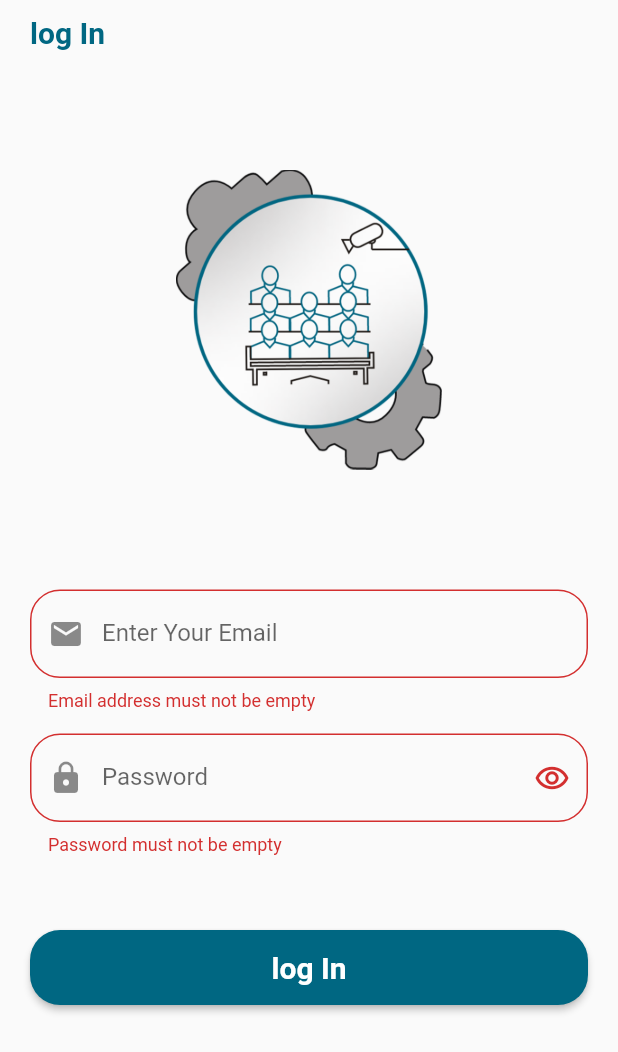
After one commit to AutomatedApp/tablet_design, a Flutter app: the screen it shows after launch, after a tap on "log In", on a phone screen of 412 x 824 dp. The commit adds this screen. Shown: the top 1052 px of the screen. Run offline on Flutter 3.47's test engine with Material 2 defaults, Android fonts, the phone set to English and light mode, and no system bars; our stand-ins replace avatar_glow, firebase_auth, firebase_core, fluttertoast, get, shared_preferences and 2 more; missing offline and left inert: ssh2; accounts and stored records are empty; network calls fail; Roboto replaces fonts that are missing (Microsoft PhagsPa).

Commit message:
first commit

```diff
--- a/lib/Record_page.dart
+++ b/lib/Record_page.dart
@@ -10,6 +10,7 @@ import 'package:tablet_design/home_page.dart';
 
 
 class record extends StatefulWidget {
+  static final ROUTE='video';
   const record( {Key? key}) : super(key: key);
   @override
   State<record> createState() => _recordState();
--- /dev/null
+++ b/lib/core/Route/RoutePath.dart
@@ -0,0 +1,13 @@
+import 'package:flutter/cupertino.dart';
+import 'package:tablet_design/home_page.dart';
+import 'package:tablet_design/login_screen/login_screen.dart';
+import 'package:tablet_design/splash_screen/splash_screen.dart';
+import 'package:tablet_design/Record_page.dart';
+
+Map<String,WidgetBuilder> routes={
+  SplshScreen.ROUTE:(c)=>SplshScreen(),
+  HomePage.ROUTE:(c)=>HomePage(),
+  HomePage.ROUTE:(c)=>HomePage(),
+  LoginScreen.ROUTE:(c)=>LoginScreen(),
+  record.ROUTE:(c)=>record(),
+};
--- /dev/null
+++ b/lib/core/local/app_local.dart
@@ -0,0 +1,105 @@
+import 'package:get/get_navigation/get_navigation.dart';
+class MyLocale implements Translations {
+  @override
+  Map<String, Map<String, String>> get keys => {
+    "ar": {
+      'wron password':'كلمه مرور خاطئ',
+      'Reset':'اعاده تعيين',
+      'Email address must not be empty':'لا يجب ان يكون عنوان البريد فارغا',
+      'Please Enter The Correct Email':'الرجاء ادخال البريد الاكترونى الصحيح',
+      'user not found':'لم يتم العثور على المستخدم',
+      'Log In':'تسجيل الدخول',
+      'Add Task':'اضافه مهمه',
+      'Enter Your Email':'ادخل بريدك الاكترونى',
+      'Password':'كلمه المرور',
+      'Forget Your Password?':'نسيت كلمه المرور؟',
+      'Record':'تسجيل',
+      'Upload':'رفع',
+      'Attandance':'الحضور',
+      'Control':'التحكم',
+      'Notify':'تنبيه',
+      'Quiz':'اختبار',
+      'Home':'الرئيسيه',
+      'Statistics':'احصائيات',
+      'ToDo':'المهام',
+      'Settings':'الاعدادات',
+      'Browse Files':'اختيار ملف',
+      'Send':'ارسل',
+      'Upload File':' رفع ملف',
+      'Start': 'ابدأ',
+      'Tasks':'المهام',
+      'New task':'مهمه جديده',
+      'Add':'اضافه',
+      'Notify Students':'تنبيه الطلبه',
+      "language":"اللغة",
+      "About App":"حول",
+      "Notification":"اشعار",
+      'Account':'حسابي',
+      'Change Photo':'تغيير الصوره',
+      "Change Password":"تغيير كلمه السر",
+      'Proffessor':'دكتور',
+      'Email':'بريد الكترونى',
+      'Edit':'تعديل',
+      'Name':'الاسم',
+      "Save":"حفظ",
+      'Do you have a sudden emergancy?':'هل لديك حاله طوارئ مفاجئه ؟',
+      'Dont worry ,Now you can notify your students':'لا تقلق يمكنك اخطار طلابك',
+      "What news you want to share?":"ما الاخبار التى تريد ان ترسلها ؟",
+      'Confirm Password':'تأكيد كلمه المرور',
+      'New Password':'كلمه مرور جديدة',
+      'Current Password':'كلمه مرور الحالية',
+      'Password must not be empty':'يجب ألا تكون كلمه المرور فارغه',
+      'projector':'العرض',
+    },
+    "en": {
+          'projector':'projector',
+          'Confirm Password':'Confirm Password',
+          'New Password':'New Password',
+          'Current Password':'Current Password',
+          'Password must not be empty':'Password must not be empty',
+          'Change Photo':'Change Photo',
+          "Change Password":"Change Password",
+          'Proffessor':'Proffessor',
+          'Email':'Email',
+          'Edit':'Edit',
+          'Name':'Name',
+          "Save":"Save",
+          'Do you have a sudden emergancy?':'Do you have a sudden emergancy?',
+          'Dont worry ,Now you can notify your students':'Dont worry ,Now you can notify your students',
+          "What news you want to share?":"What news you want to share?",
+          "language":"language",
+          "About App":"About App",
+          "Notification":"Notification",
+          'Account':'Account',
+          'Notify Students':'Notify Students',
+          'wron password':'wron password',
+          'Reset':'Reset',
+          'Email address must not be empty':'Email address must not be empty',
+          'Please Enter The Correct Email':'Please Enter The Correct Email',
+          'user not found':'user not found',
+          'Add':'Add',
+          'Log In':'log In',
+          'New task':'New task',
+          'Add Task':'Add Task',
+          'Enter Your Email':'Enter Your Email',
+          'Password':'Password',
+          'Forget Your Password?':'Forget Your Password?',
+          'Record':'Record',
+          'Upload':'UpLoad',
+          'Attandance':'Attandance',
+          'Control':'Control',
+          'Notify':'Notify',
+          'Quiz':'Quiz',
+          'Home':'Home',
+          'Statistics':'Statistics',
+          'ToDo':'ToDo',
+          'Settings':'Settings',
+          'Browse Files':'Browse Files',
+          'Send':'Send',
+          'Upload File':'Upload File',
+          'Start': 'Start',
+          ' Tasks':'Tasks',
+
+    },
+  };
+}
--- /dev/null
+++ b/lib/core/local/local_controller.dart
@@ -0,0 +1,12 @@
+import 'package:flutter/cupertino.dart';
+import 'package:get/get.dart';
+import 'package:tablet_design/core/network/local_network.dart';
+
+class MyLocaleController extends GetxController {
+  Locale initialLang = cashNetwork.getCashData(key: "curruntLang")=="ar"?Locale("ar"):Locale("en");
+  void changeLang(String codeLang) {
+    Locale locale = Locale(codeLang);
+    cashNetwork.insertToCash( key: "curruntLang",value: codeLang);
+    Get.updateLocale(locale);
+  }
+}
--- /dev/null
+++ b/lib/core/network/local_network.dart
@@ -0,0 +1,24 @@
+import 'package:shared_preferences/shared_preferences.dart';
+
+class cashNetwork{
+  static late SharedPreferences sharedpref;
+  static cashInitialization()async{
+    sharedpref = await SharedPreferences.getInstance();
+  }
+
+  static Future<bool> insertToCash({required String key,required String value})async{
+    return await sharedpref.setString(key, value);
+  }
+  static Future<bool> insertToCashboll({required String key,required bool value})async{
+    return await sharedpref.setBool(key, value);
+  }
+  static String getCashData({required String key}){
+    return sharedpref.getString(key) ?? "";
+  }
+  static bool getCashDataboll({required String key}){
+    return sharedpref.getBool(key)?? true;
+  }
+  static Future<bool> removeFromCash({required String key})async{
+    return await sharedpref.remove(key);
+  }
+}
--- a/lib/core/utils/app_strings.dart
+++ b/lib/core/utils/app_strings.dart
@@ -2,6 +2,6 @@ class AppStrings{
   static const primaryFont ='Segoe Print';
   static const constantFont ='Microsoft PhagsPa';
 
-
+  static const double  app_header =28;
 
 }
--- a/lib/home_page.dart
+++ b/lib/home_page.dart
@@ -10,6 +10,7 @@ import 'package:ssh2/ssh2.dart';
 import 'package:speech_to_text/speech_to_text.dart' as stt;
 
 class HomePage extends StatefulWidget {
+  static final ROUTE='home';
   const HomePage({Key? key}) : super(key: key);
 
   @override
@@ -1074,7 +1075,7 @@ class _HomePageState extends State<HomePage> {
                         ),
                         GestureDetector(
                           onTap: () async {
-                            Navigator.push( context,MaterialPageRoute(builder: (context) => record()));
+                            Navigator.pushNamed(context,record.ROUTE);
                             setState(() {
                               camera = !camera;
                             });
--- /dev/null
+++ b/lib/login_screen/login_screen.dart
@@ -0,0 +1,194 @@
+import 'package:firebase_auth/firebase_auth.dart';
+import 'package:flutter/material.dart';
+import 'package:get/get.dart';
+import 'package:tablet_design/core/utils/app_colors.dart';
+import 'package:tablet_design/core/utils/app_images.dart';
+import 'package:tablet_design/core/utils/app_strings.dart';
+import 'package:tablet_design/home_page.dart';
+import 'package:tablet_design/core/utils/constant.dart';
+import 'package:tablet_design/core/network/local_network.dart';
+class LoginScreen extends StatefulWidget {
+  static final ROUTE='LogIn';
+  @override
+  State<LoginScreen> createState() => _LoginScreenState();
+}
+
+class _LoginScreenState extends State<LoginScreen> {
+  bool password = true;
+  Icon ic = Icon(Icons.remove_red_eye_outlined);
+  var emailController = TextEditingController();
+  var passwordController = TextEditingController();
+  var formKey = GlobalKey<FormState>();
+
+  var email,pass ;
+  bool isloading=false;
+  @override
+  Widget build(BuildContext context) {
+    return Scaffold(
+      body: Padding(
+        padding: EdgeInsets.symmetric(
+          horizontal: 20.0,
+        ),
+        child: SafeArea(
+          child: SingleChildScrollView(
+            child: Form(
+              key: formKey,
+              child: Column(
+                //crossAxisAlignment: CrossAxisAlignment.center,
+                children: [
+                  SizedBox(
+                    height: 10.0,
+                  ),
+                  Align(
+                    alignment: Alignment.topLeft,
+                    child: Text(
+                      'Log In'.tr,
+                      style: TextStyle(
+                        fontSize: 20.0,
+                        fontFamily: AppStrings.constantFont,
+                        fontWeight: FontWeight.bold,
+                        color: AppColors.primary,
+                      ),
+                    ),
+                  ),
+                  SizedBox(
+                    height: 80.0,
+                  ),
+                  Image.asset(
+                    ImageAssets.logo,
+                    width: 200,
+                    height: 200,
+                    alignment: Alignment.center,
+                  ),
+                  SizedBox(
+                    height: 80.0,
+                  ),
+                  TextFormField(
+                    onChanged: (data){
+                      email=data;
+                    },
+                    validator: (value) {
+                      if (value!.isEmpty) {
+                        return 'Email address must not be empty'.tr;
+                      }
+                      if (value!.isEmail) {
+
+                      }else{
+                        return 'Please Enter The Correct Email'.tr;
+                      }
+                      return null;
+                    },
+                    controller: emailController,
+                    keyboardType: TextInputType.emailAddress,
+                    decoration: InputDecoration(
+                      labelText: 'Enter Your Email'.tr,
+                      prefixIcon: Icon(
+                        Icons.email,
+                      ),
+                      border: OutlineInputBorder(
+                        borderRadius: BorderRadius.circular(20),
+                        borderSide: BorderSide(
+                          color:AppColors.primary,
+                          width: 1.0,
+                        ),
+                      ),
+                    ),
+                  ),
+                  SizedBox(
+                    height: 15.0,
+                  ),
+                  TextFormField(
+                    onChanged: (data){
+                      pass=data;
+                    },
+                    validator: (value) {
+                      if (value!.isEmpty) {
+                        return 'Password must not be empty'.tr;
+                      }
+
+                      return null;
+                    },
+                    controller: passwordController,
+                    keyboardType: TextInputType.visiblePassword,
+                    obscureText: password,
+                    decoration: InputDecoration(
+                      labelText: 'Password'.tr,
+                      prefixIcon: Icon(
+                        Icons.lock,
+                      ),
+                      suffixIcon: IconButton(
+                        icon: ic,
+                        onPressed: () {
+                          setState(() {
+                            password = !password;
+                            if (password == false)
+                              ic = Icon(Icons.visibility);
+                            else
+                              ic = Icon(Icons.visibility_off);
+                          });
+                        },
+                      ),
+                      border: OutlineInputBorder(
+                        borderRadius: BorderRadius.circular(20),
+                        borderSide: BorderSide(
+                          color: AppColors.primary,
+                          width: 1.0,
+                        ),
+                      ),
+                    ),
+                  ),
+                  SizedBox(
+                    height: 50,
+                  ),
+                  MaterialButton(
+                    minWidth: double.infinity,
+                    height: 50,
+                    color: AppColors.primary,
+                    shape: RoundedRectangleBorder(
+                        borderRadius: BorderRadius.circular(20)),
+                    onPressed: () async {
+                      if (formKey.currentState!.validate()) {
+                        try {
+                         await loginuser();
+                          Navigator.pushReplacementNamed(context,HomePage.ROUTE);
+                        } on FirebaseAuthException catch (e) {
+                          if (e.code == 'user-not-found') {
+                            constants.SnacMessage(context, "user not found".tr);
+                            print('No user found for that email.');
+                          } else if (e.code == 'wrong-password') {
+                            constants.SnacMessage(context, "wron password".tr);
+                            print('Wrong password provided for that user.');
+                          }
+                        }
+
+                      }
+                    },
+                    child: Text(
+                      'Log In'.tr,
+                      style: TextStyle(
+                          fontFamily: AppStrings.constantFont,
+                          color: Colors.white,
+                          fontSize: 20,
+                          fontWeight: FontWeight.bold),
+                    ),
+                  ),
+                ],
+              ),
+            ),
+          ),
+        ),
+      ),
+    );
+  }
+
+  Future<void> loginuser() async {
+    final credential = await FirebaseAuth.instance.signInWithEmailAndPassword(
+        email: email,
+        password: pass
+    );
+     cashNetwork.insertToCash( key: "pass",value: pass!);
+     cashNetwork.insertToCash( key: "email",value: email!);
+     cashNetwork.insertToCash(key: "token", value: credential.user!.uid);
+     print("the tt $token");
+  }
+}
--- /dev/null
+++ b/lib/splash_screen/splash_screen.dart
@@ -0,0 +1,80 @@
+import 'dart:async';
+
+import 'package:flutter/material.dart';
+import 'package:tablet_design/core/utils/app_colors.dart';
+import 'package:tablet_design/core/utils/app_images.dart';
+import 'package:tablet_design/core/utils/app_strings.dart';
+
+import '../login_screen/login_screen.dart';
+import 'package:tablet_design/home_page.dart';
+import 'package:tablet_design/core/network/local_network.dart';
+class SplshScreen extends StatefulWidget {
+  static final ROUTE='splashScreen';
+  const SplshScreen({Key? key}) : super(key: key);
+
+  @override
+  State<SplshScreen> createState() => _SplshScreenState();
+}
+ var  token= cashNetwork.getCashData(key: "token");
+class _SplshScreenState extends State<SplshScreen> {
+
+  @override
+  void initState(){
+    super.initState();
+    Timer(Duration(seconds: 3),
+            ()=>Navigator.pushReplacementNamed(
+                context, cashNetwork.getCashData(key: "token")!=''? HomePage.ROUTE:LoginScreen.ROUTE)
+    );
+  }
+  @override
+  Widget build(BuildContext context) {
+    return Scaffold(
+      //backgroundColor: Color(0xFF006782),
+      body: Center(
+        child: Column(
+          mainAxisAlignment: MainAxisAlignment.center,
+          children: [
+            Stack(
+              alignment: Alignment.center,
+              children: [
+                Padding(
+                  padding: const EdgeInsets.all(8.0),
+                  child: Image.asset(ImageAssets.logo,
+                    width: 200,
+                    height: 200,
+                    alignment: Alignment.center,
+                  ),
+                ),
+              ],
+            ),
+            SizedBox(
+              height: 5,
+            ),
+            Text('To Automate Your Lecture',
+              style: TextStyle(
+                  color: AppColors.primary,
+                  fontWeight: FontWeight.bold,
+                  fontFamily:  AppStrings.constantFont,
+                  fontSize: 18
+              ),
+            ),
+            Text('JUST CLICK!',
+              style: TextStyle(
+                fontFamily:  AppStrings.primaryFont,
+                  color: Color(0xFF893612),
+                  fontWeight: FontWeight.bold,
+                  fontSize: 18
+              ),
+            ),
+            SizedBox(
+              height: 80,
+            ),
+            CircularProgressIndicator(
+              valueColor: AlwaysStoppedAnimation<Color>(AppColors.primary),
+            ),
+          ],
+        ),
+      ),
+    );
+  }
+}
```
Also changed, not shown: lib/core/utils/app_them.dart (added, +87 -0 lines), lib/core/utils/constant.dart (added, +81 -0 lines), lib/main.dart (+19 -80 lines), pubspec.yaml (+23 -0 lines), lib/core/firebase_options.dart (added), pubspec.lock, 5 other files.
